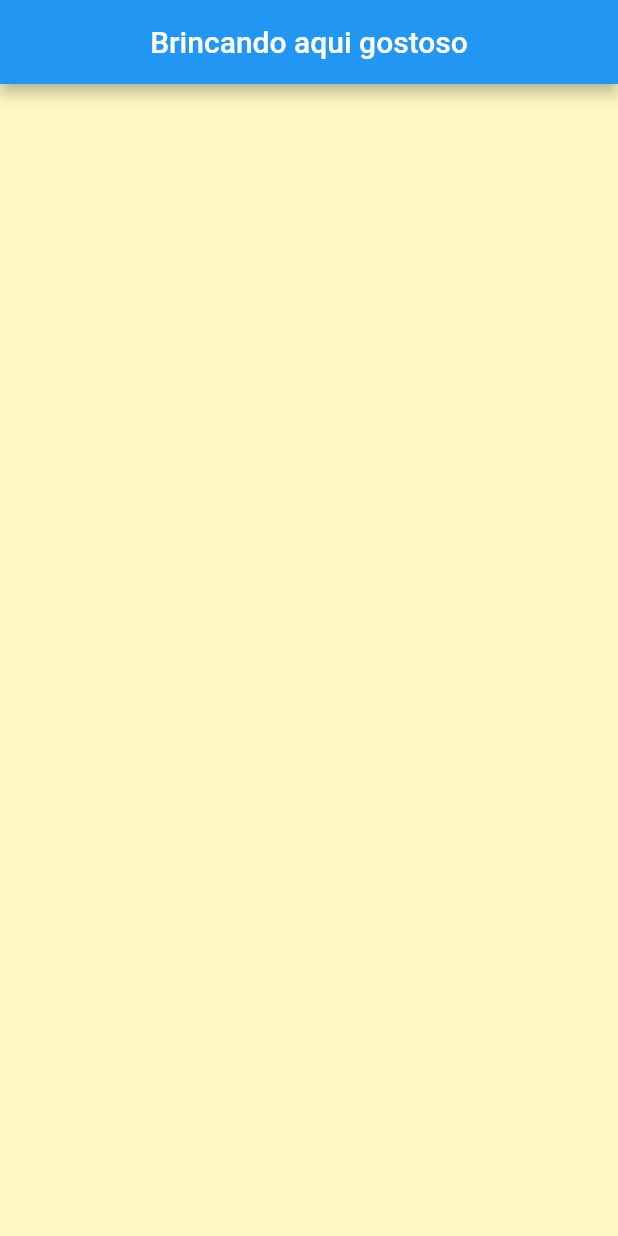
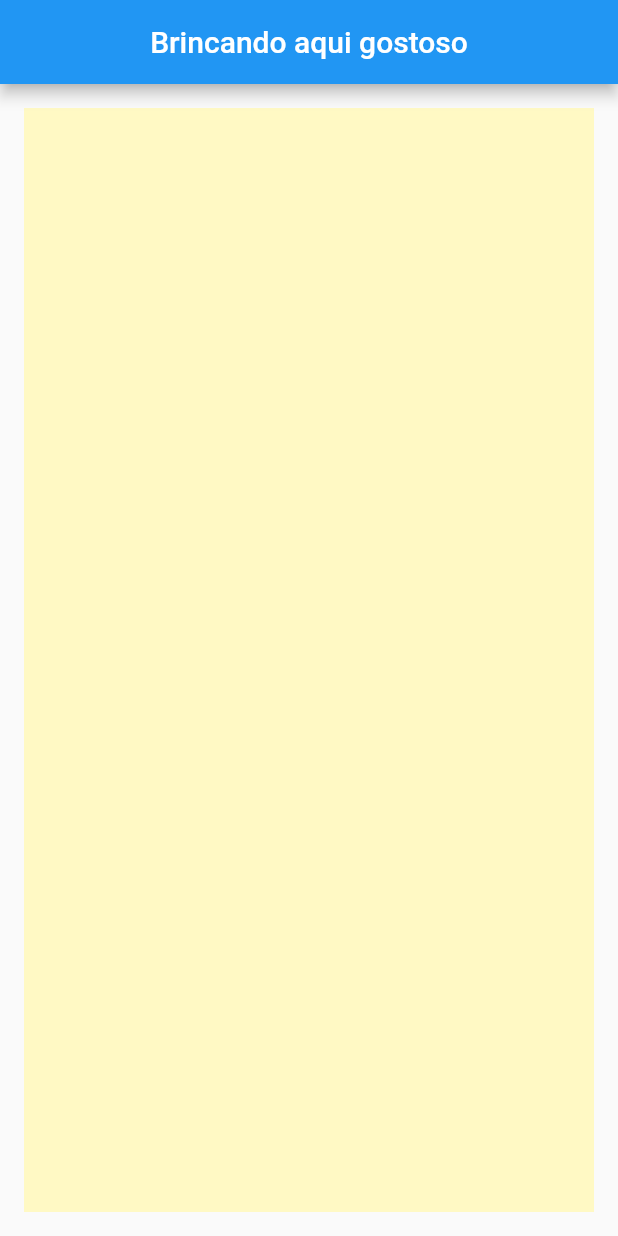
Before and after one commit to belarminon/aulagit, a Flutter app: the screen it shows after launch, on a phone screen of 412 x 824 dp. Run offline on Flutter 3.47's test engine with Material 2 defaults, Android fonts, the phone set to English and light mode, and no system bars.

Commit message:
adicionei margin all(16)

```diff
--- a/lib/home_page.dart
+++ b/lib/home_page.dart
@@ -13,7 +13,9 @@ class HomePage extends StatelessWidget {
   }
 
   _body() {
-    return Container(color: Colors.yellow[100],
-                    margin: Egdes);
+    return Container(
+      color: Colors.yellow[100],
+      margin: EdgeInsets.all(16),
+    );
   }
 }
```
